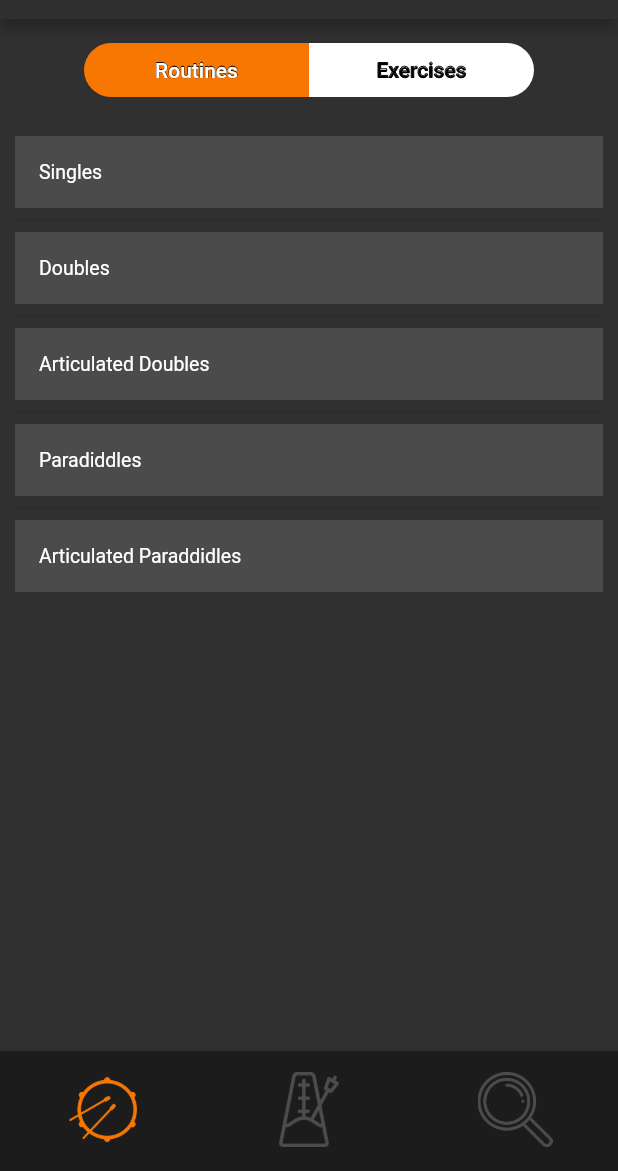
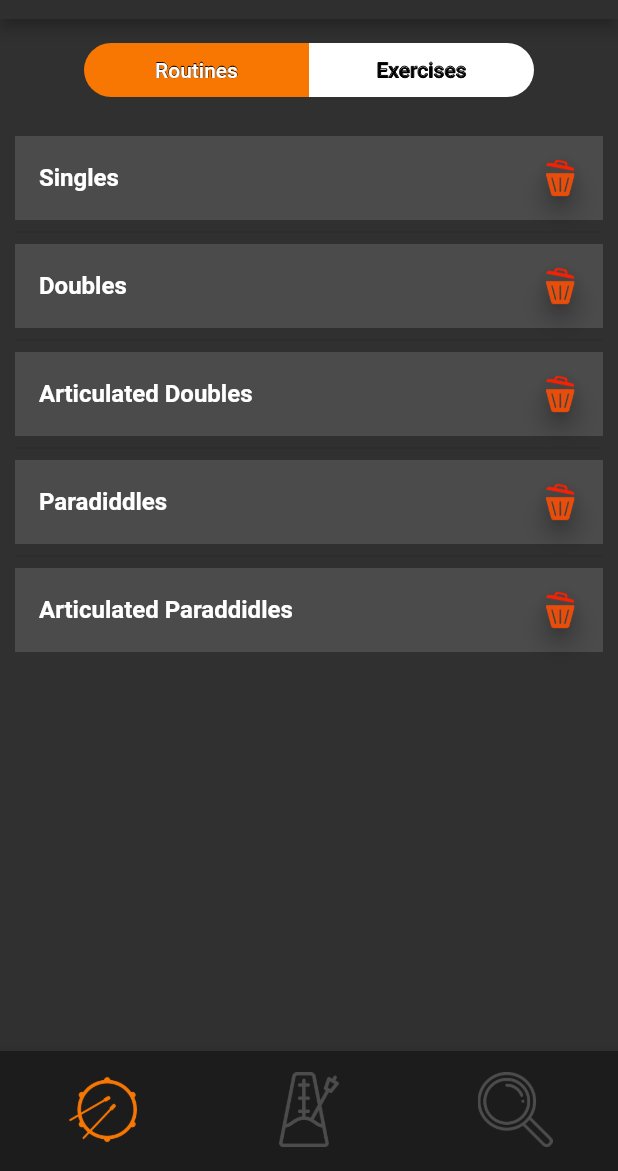
Before and after one commit to HollerAtTheCode/drumbud, a Flutter app: the screen it shows after launch, on a phone screen of 412 x 824 dp, the part 65-1236 px from its top. Run offline on Flutter 3.47's test engine with Material 2 defaults, Android fonts, the phone set to English and light mode, and no system bars; Roboto replaces fonts that are missing (Harvest).

Commit message:
add delete Button to Listtile

```diff
--- a/lib/globals.dart
+++ b/lib/globals.dart
@@ -15,4 +15,5 @@ Color mainOrange = Color(0xFFF77702);
 TextStyle tileHeading = TextStyle(
   color: Colors.white,
   fontFamily: "Harvest",
+  fontWeight: FontWeight.bold,
 );
--- a/lib/screens/practice.dart
+++ b/lib/screens/practice.dart
@@ -32,7 +32,7 @@ class _PracticeScreenState extends State<PracticeScreen> {
               ),
             ],
           ),
-          ExerciseList(),
+          _topBarIndex == 0 ? ExerciseList() : Text("Routines"),
         ],
       ),
     );
--- a/lib/shared/exerciseList.dart
+++ b/lib/shared/exerciseList.dart
@@ -1,3 +1,5 @@
+import 'dart:developer';
+
 import 'package:drumbud/globals.dart';
 import 'package:flutter/material.dart';
 import 'package:drumbud/models/models.dart';
@@ -33,9 +35,21 @@ class _ExerciseListState extends State<ExerciseList> {
     Exercise exercise = exerciseMockList[index];
     return ListTile(
       tileColor: midGrey,
-      dense: true,
+      trailing: Container(
+        width: 25,
+        height: 25,
+        child: FloatingActionButton(
+          backgroundColor: Colors.transparent,
+          onPressed: () => deleteTile(index),
+          child: Image.asset("assets/img/icons/delete.png"),
+        ),
+      ),
       key: Key(exercise.id.toString()),
       title: ExerciseTitleLine(exercise),
     );
   }
+
+  deleteTile(int index) {
+    log("item ${exerciseMockList[index].name} gelöscht");
+  }
 }
```
Also changed, not shown: 1 other file.
